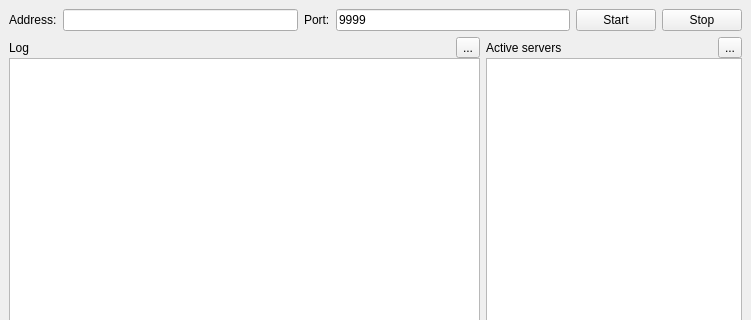
Above: coordinator/coordinatorwindow.ui from GustavoKatel/computerNetworksAssigment before the change; both pictures show x 0 to 751 and y 0 to 320 of the 751 by 484 pixel window. Below: the same form after it.
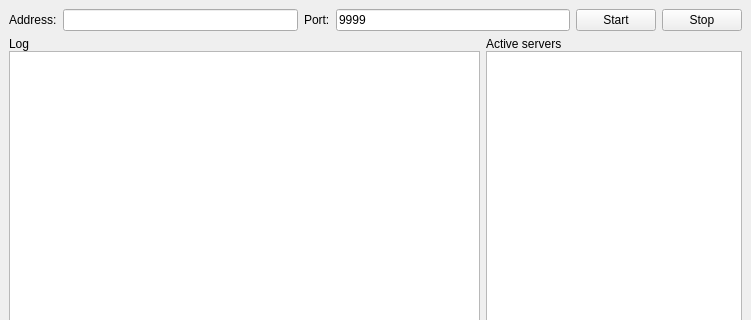
That is the form after the change. Icons and pictures are not drawn.

What changed in the file:
```diff
--- a/coordinator/coordinatorwindow.ui
+++ b/coordinator/coordinatorwindow.ui
@@ -76,17 +76,6 @@
             </property>
            </widget>
           </item>
-          <item>
-           <widget class="QToolButton" name="toolButton">
-            <property name="text">
-             <string>...</string>
-            </property>
-            <property name="icon">
-             <iconset theme="document-save">
-              <normaloff>.</normaloff>.</iconset>
-            </property>
-           </widget>
-          </item>
          </layout>
         </item>
         <item>
@@ -115,17 +104,6 @@
             </property>
            </widget>
           </item>
-          <item>
-           <widget class="QToolButton" name="toolButton_2">
-            <property name="text">
-             <string>...</string>
-            </property>
-            <property name="icon">
-             <iconset theme="document-save">
-              <normaloff>.</normaloff>.</iconset>
-            </property>
-           </widget>
-          </item>
          </layout>
         </item>
         <item>
```
Left out of the diff: 2 changed lines with no effect on the pictures.
